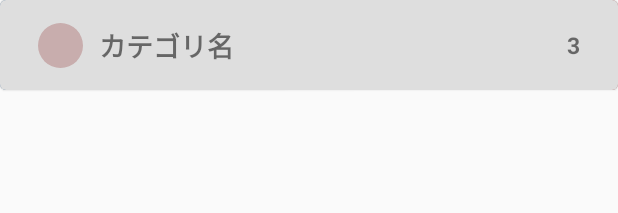
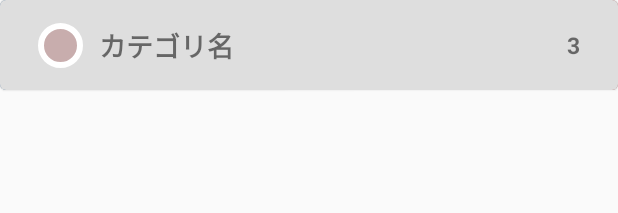
Before and after one commit to amefure/Android-LinkMark, an Android app: the layout fragment_category_item.xml on its own in the app's theme, with its tools: preview values and no code run, on a phone screen of 412 x 824 dp. Shown: the top 213 px of the screen. Run offline under Robolectric (Android 15) with nearby library versions, the phone set to English and light mode, and no system bars.

Commit message:
リソースを汎用的に再実装

```diff
--- a/app/src/main/res/drawable/circle_red.xml
+++ /dev/null
@@ -1,7 +0,0 @@
-<?xml version="1.0" encoding="utf-8"?>
-<shape
-    xmlns:android="http://schemas.android.com/apk/res/android"
-    android:shape="oval">
-    <solid
-        android:color="@color/ex_red" />
-</shape>
--- a/app/src/main/res/drawable/circle_yellow.xml
+++ b/app/src/main/res/drawable/ex_circle_shape.xml
@@ -3,5 +3,8 @@
     xmlns:android="http://schemas.android.com/apk/res/android"
     android:shape="oval">
     <solid
-        android:color="@color/ex_yellow" />
+        android:color="@color/ex_red" />
+    <stroke
+        android:color="@color/white"
+        android:width="4dp" />
 </shape>
--- a/app/src/main/res/layout/fragment_category_item.xml
+++ b/app/src/main/res/layout/fragment_category_item.xml
@@ -23,7 +23,7 @@
             android:layout_width="30dp"
             android:layout_height="30dp"
             android:layout_marginStart="5dp"
-            android:background="@drawable/circle_red"
+            android:background="@drawable/ex_circle_shape"
             app:layout_constraintBottom_toBottomOf="parent"
             app:layout_constraintStart_toStartOf="parent"
             app:layout_constraintTop_toTopOf="parent" />
```
Also changed, not shown: app/src/main/res/drawable/circle_blue.xml (deleted, +0 -7 lines), app/src/main/res/drawable/circle_green.xml (deleted, +0 -7 lines), app/src/main/res/drawable/circle_purple.xml (deleted, +0 -7 lines), app/src/main/res/layout/fragment_category_input.xml (+12 -8 lines).
